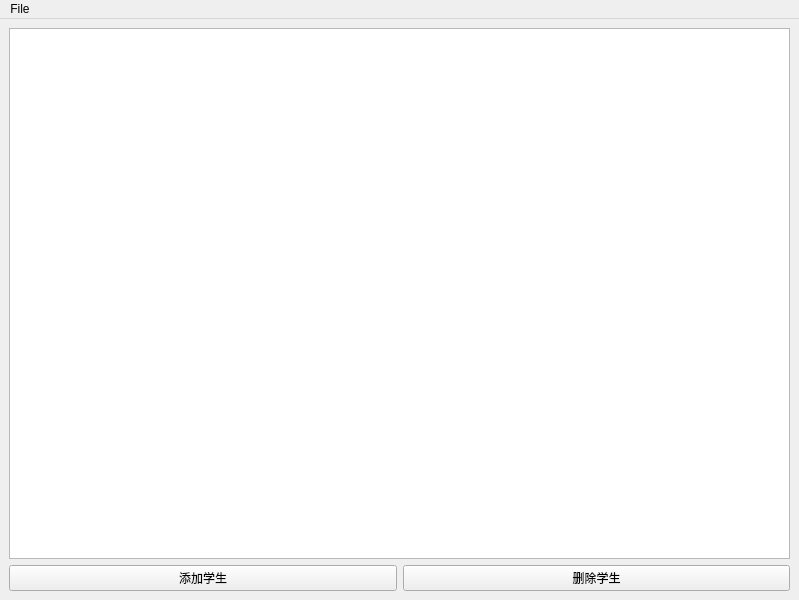
Old version of the form src/ui/mainwindow.ui in the repository ZhReimu/AddressBook.
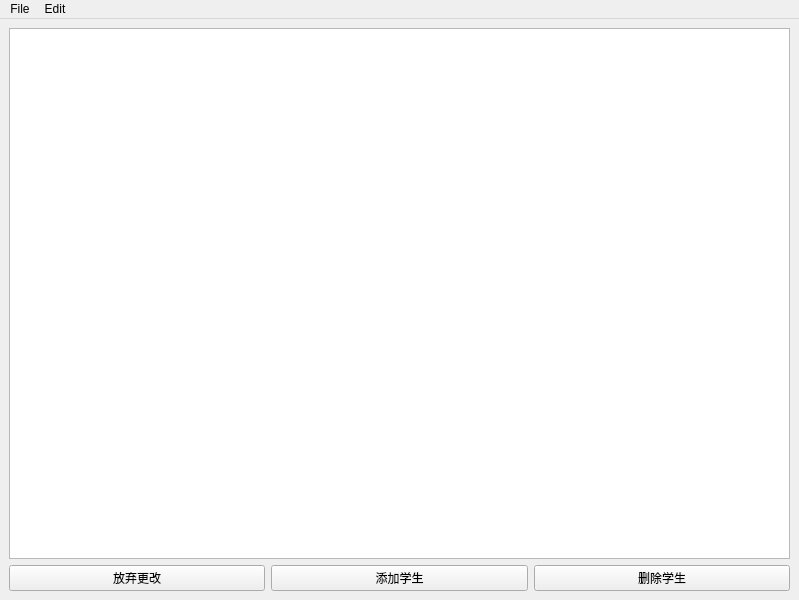
New version of the form.

Commit message: 增加 放弃更改 按钮 增加 Edit 菜单占位符

Diff of the .ui file:
```diff
--- a/src/ui/mainwindow.ui
+++ b/src/ui/mainwindow.ui
@@ -22,6 +22,13 @@
                         </item>
                         <item>
                             <layout class="QHBoxLayout" name="horizontalLayout">
+                                <item>
+                                    <widget class="QPushButton" name="btRevert">
+                                        <property name="text">
+                                            <string>放弃更改</string>
+                                        </property>
+                                    </widget>
+                                </item>
                                 <item>
                                     <widget class="QPushButton" name="btAdd">
                                         <property name="text">
@@ -48,7 +55,7 @@
                     <x>0</x>
                     <y>0</y>
                     <width>799</width>
-                    <height>23</height>
+                    <height>26</height>
                 </rect>
             </property>
             <widget class="QMenu" name="menuFile">
@@ -63,7 +70,18 @@
                 <addaction name="separator"/>
                 <addaction name="actionExit"/>
             </widget>
+            <widget class="QMenu" name="menuEdit">
+                <property name="title">
+                    <string>Edit</string>
+                </property>
+                <addaction name="actionAdd"/>
+                <addaction name="separator"/>
+                <addaction name="actionDel"/>
+                <addaction name="separator"/>
+                <addaction name="actionRevert"/>
+            </widget>
             <addaction name="menuFile"/>
+            <addaction name="menuEdit"/>
         </widget>
         <action name="actionSave">
             <property name="text">
```
Left out of the diff: 15 changed lines with no effect on the pictures. The commit also changes 2 other files.
